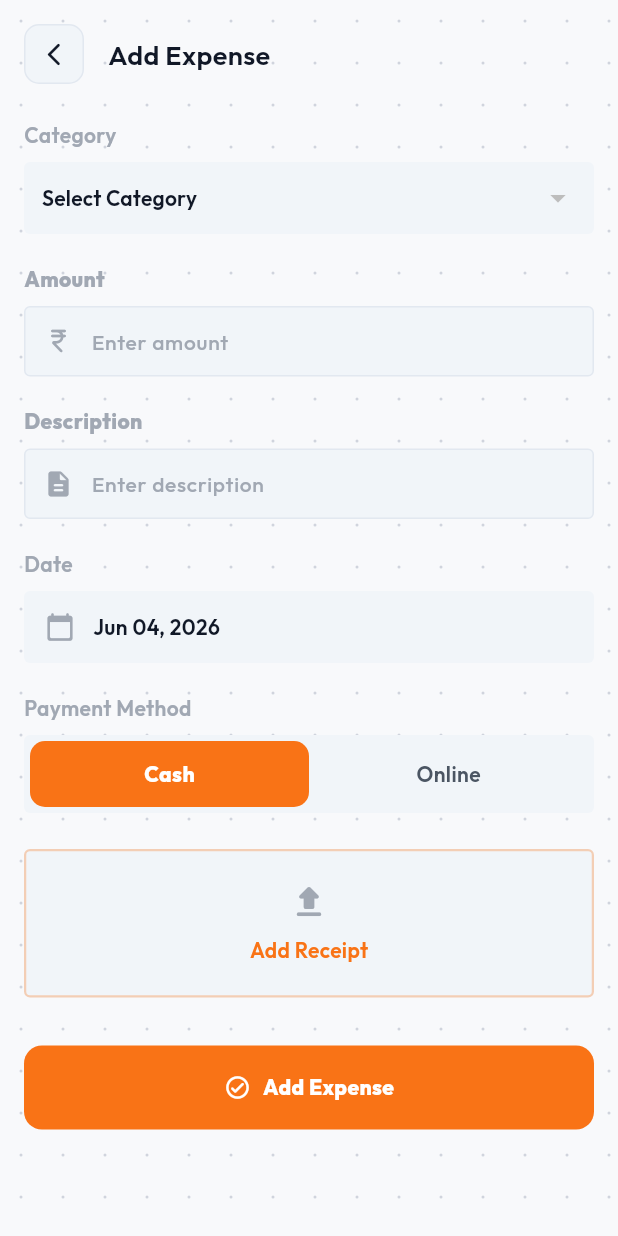
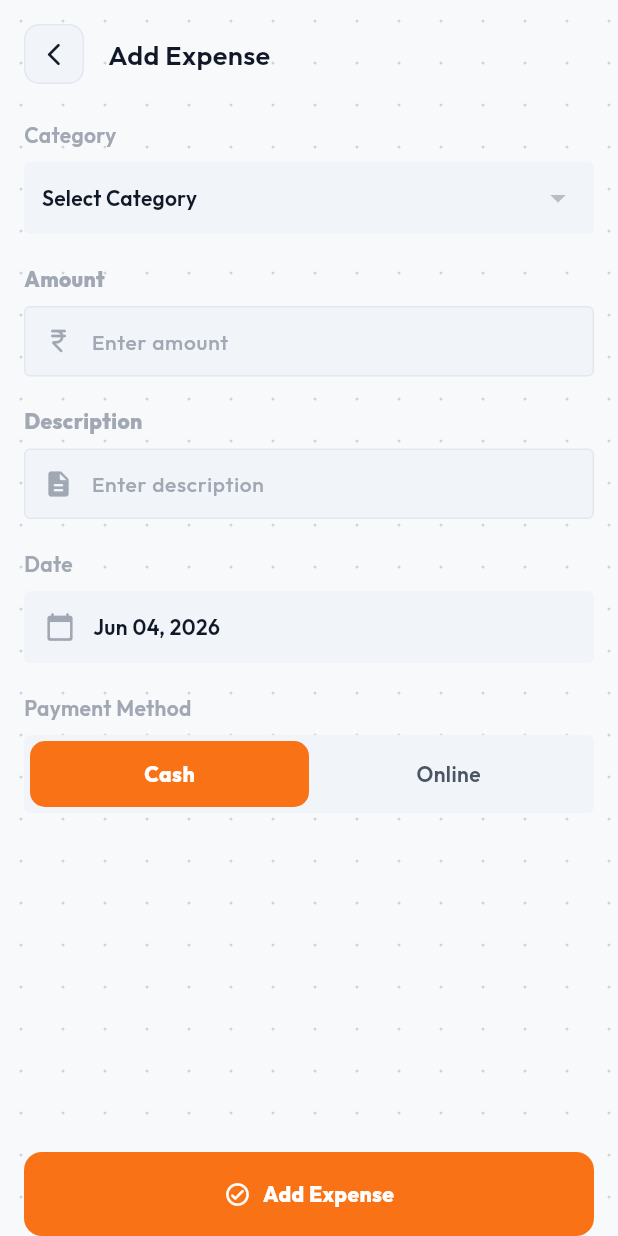
Before and after one commit to chiragsathwarainfotech/tuoora, a Flutter app: the AddExpenseScreen screen opened by its route, on a phone screen of 412 x 824 dp. Run offline on Flutter 3.47's test engine with Material 3 defaults, Android fonts, the light colour scheme and no system bars; our stand-ins replace cached_network_image, chewie, file_picker, firebase_core, firebase_messaging, flutter_local_notifications and 11 more; missing offline and left inert: record, webview_flutter_android, webview_flutter_wkwebview; accounts and stored records are empty; network calls fail.

Commit message:
Refined lead, expense, and student management features with UI improvements and model updates:
- **Expense Management**:
    - Removed receipt attachment functionality, including `file_picker` integration and related controller logic.
    - Simplified `AddExpenseScreen` layout and removed the receipt upload button.
- **Lead & Note Management**:
    - Removed initial interaction note fields from the lead creation workflow to simplify lead entry.
    - Implemented dynamic button labels ("Edit" vs "Save") in `AddEditNoteScreen` and `AddEditLeadScreen`.
    - Updated `LeadsController` to bypass note validation when creating a lead.
- **Student & Staff UI**:
    - Updated `StudentModel` and `StudentProfileScreen` to support and display `enrollmentID`.
    - Simplified staff list cards and profile views by removing role displays and adjusting typography.
    - Updated `AssignToBatchScreen` with more concise button labeling and improved list formatting.
- **Reporting & Strings**:
    - Corrected fee reporting logic in `BatchReportDetailScreen` to display `paidAmount` instead of `totalAmount`.
    - Refactored `AppStrings` to provide shorter, more direct labels for save actions and status indicators across the app.
    - Adjusted font sizes and colors in `SalaryHistoryScreen` and `LeadDetailsScreen` for better readability.

```diff
--- a/lib/core/constants/app_strings.dart
+++ b/lib/core/constants/app_strings.dart
@@ -34,7 +34,7 @@ class AppStrings {
   static const String instStudentDobLabel = 'DOB';
   static const String instSelectDobHint = 'Select DOB';
   static const String instFeeTransactionHistoryTitle = 'Transaction History';
-  static const String instConfirmBtn = 'Confirm and Save Student';
+  static const String instConfirmBtn = 'Save Student';
   static const String instStudentPhotoLabel = 'Student Photo';
   static const String instStudentPhotoHint =
       'Upload student photo for digital ID';
@@ -55,7 +55,7 @@ class AppStrings {
   static const String instAutoReceiptDesc =
       'Receipt #FE-2023-1024 will be generated\nautomatically.';
   static const String instPreviewReceipt = 'Preview Receipt';
-  static const String instSaveFeeBtn = 'Save Fee Record';
+  static const String instSaveFeeBtn = 'Save Record';
 
   // Institute Batch Details
   static const String instBatchDetailsTitle = 'Batch Details';
@@ -106,7 +106,7 @@ class AppStrings {
   static const String instClosedLabel = 'CLOSED';
   static const String instSubmissionsLabel = 'Submissions';
   static const String instHomeworkRatingTitle = 'Homework Rating';
-  static const String instGradingProgressLabel = 'Grading Progress';
+  static const String instGradingProgressLabel = 'Assignment Submitted';
   static const String instSubmittedTag = 'SUBMITTED';
   static const String instFilterAll = 'All';
   static const String instBatchHomeworkTitle = 'Batch Homework';
@@ -448,7 +448,6 @@ class AppStrings {
   static const String studentsAssigned = 'Students assigned';
   static const String failedToAssignStudents = 'Failed to assign students';
   static const String assignToBatch = 'Assign to Batch';
-  static const String confirmSaveAssignment = 'Confirm & Save Assignment';
   static const String searchAndAddStudentsToThis =
       'Search and add students to this batch';
   static const String noStudentsSelectedYet = 'No students selected yet';
@@ -504,7 +503,7 @@ class AppStrings {
   static const String addAttachmentImagePdf = 'Add Attachment (Image/PDF)';
   static const String editInstituteProfile = 'Edit Institute Profile';
   static const String instituteInformation = 'INSTITUTE INFORMATION';
-  static const String saveProfileChanges = 'Save Profile Changes';
+  static const String saveProfileChanges = 'Save Changes';
   static const String expenseAnalysis = 'Expense Analysis';
   static const String categoriesBreakdown = 'Categories Breakdown';
   static const String noDataForThisMonth = 'No Data for this month';
@@ -879,7 +878,7 @@ class AppStrings {
 
   // Institute Record Fee screen
   static const String pendingFeesLabel = 'Pending Fees:';
-  static const String studentInformationLabel = 'Student Information';
+  static const String studentInformationLabel = 'Student name';
   static const String feeDateLabel = 'Fee Date';
 
   // Institute UPI Payment Settings (edit + profile-view card)
--- a/lib/data/models/student_model.dart
+++ b/lib/data/models/student_model.dart
@@ -4,6 +4,7 @@ class Student {
   final String email;
   final String phone;
   final int instituteId;
+  final String? enrollmentID;
   final int? parentId;
   final int? batchId;
   final String standard;
@@ -27,6 +28,7 @@ class Student {
     required this.email,
     required this.phone,
     required this.instituteId,
+    this.enrollmentID,
     this.parentId,
     this.batchId,
     required this.standard,
@@ -64,6 +66,7 @@ class Student {
       email: json['email']?.toString() ?? '',
       phone: json['phone']?.toString() ?? '',
       instituteId: safeInt(json['institute_id']),
+      enrollmentID: json['enrollment_id'],
       parentId: safeNullableInt(json['parent_id']),
       batchId: safeNullableInt(json['batch_id']),
       standard: json['standard']?.toString() ?? '',
@@ -98,6 +101,7 @@ class Student {
       'email': email,
       'phone': phone,
       'institute_id': instituteId,
+      'enrollment_id': enrollmentID,
       'parent_id': parentId,
       'batch_id': batchId,
       'standard': standard,
--- a/lib/presentation/institute/view/add_edit_note_screen.dart
+++ b/lib/presentation/institute/view/add_edit_note_screen.dart
@@ -183,7 +183,9 @@ class AddEditNoteScreen extends GetView<NotesController> {
         padding: AppSpacing.all24,
         child: Obx(
           () => AppButton(
-            label: AppStrings.instSaveNoteBtn,
+            label: controller.editingNoteId.value != null
+                ? AppStrings.instEditNoteTitle
+                : AppStrings.instSaveNoteBtn,
             onPressed: () => controller.saveNote(),
             isLoading: controller.isLoading.value,
             borderRadius: 16,
--- a/lib/presentation/institute/view/add_expense_screen.dart
+++ b/lib/presentation/institute/view/add_expense_screen.dart
@@ -20,21 +20,24 @@ class AddExpenseScreen extends GetView<ExpenseController> {
     return Scaffold(
       backgroundColor: AppColors.scaffoldBg,
       body: SafeArea(
-        child: Column(
+        child: Stack(
+          children: [
+            Column(
               children: [
                 const InstituteAppBar(title: AppStrings.addExpense),
                 Expanded(
                   child: SingleChildScrollView(
-                padding: AppSpacing.all16,
+                    padding: AppSpacing.x16.add(AppSpacing.y16),
                     child: Column(
-                  children: [
-                    _buildForm(context),
-                    AppSpacing.v32,
-                    SafeArea(
-                      top: false,
-                      minimum: const EdgeInsets.only(bottom: 16),
-                      child: Obx(
-                        () => AppButton(
+                      crossAxisAlignment: CrossAxisAlignment.stretch,
+                      children: [_buildForm(context)],
+                    ),
+                  ),
+                ),
+                Obx(
+                  () => Padding(
+                    padding: AppSpacing.x16,
+                    child: AppButton(
                       onPressed: () => controller.addExpense(),
                       label: AppStrings.addExpense,
                       icon: Icons.check_circle_outline_rounded,
@@ -43,8 +46,6 @@ class AddExpenseScreen extends GetView<ExpenseController> {
                   ),
                 ),
               ],
-                ),
-              ),
             ),
           ],
         ),
@@ -83,7 +84,6 @@ class AddExpenseScreen extends GetView<ExpenseController> {
         AppSpacing.v20,
         _buildPaymentTypeToggle(),
         AppSpacing.v24,
-        _buildAddReceiptButton(),
       ],
     );
   }
@@ -283,48 +283,4 @@ class AddExpenseScreen extends GetView<ExpenseController> {
       ),
     );
   }
-
-  Widget _buildAddReceiptButton() {
-    return GestureDetector(
-      onTap: () => controller.pickReceipt(),
-      child: Obx(
-        () => Container(
-          width: double.infinity,
-          padding: const EdgeInsets.symmetric(vertical: 20),
-          decoration: BoxDecoration(
-            color: AppColors.fieldBg,
-            borderRadius: BorderRadius.circular(InputStyles.borderRadius),
-            border: Border.all(
-              color: AppColors.primaryBrand.withValues(alpha: 0.3),
-              width: 1.5,
-            ),
-          ),
-          child: Column(
-            children: [
-              Icon(
-                controller.selectedReceiptPath.value != null
-                    ? Icons.check_circle_rounded
-                    : Icons.file_upload_rounded,
-                color: AppColors.fieldLabel,
-                size: 28,
-              ),
-              AppSpacing.v8,
-              Text(
-                controller.selectedReceiptPath.value != null
-                    ? controller.selectedReceiptPath.value!.split('/').last
-                    : 'Add Receipt',
-                style: AppTextStyles.outfit(
-                  fontSize: 14,
-                  fontWeight: FontWeight.w600,
-                  color: AppColors.primaryBrand,
-                ),
-                maxLines: 1,
-                overflow: TextOverflow.ellipsis,
-              ),
-            ],
-          ),
-        ),
-      ),
-    );
 }
-}
--- a/lib/presentation/institute/view/assign_to_batch_screen.dart
+++ b/lib/presentation/institute/view/assign_to_batch_screen.dart
@@ -211,7 +211,7 @@ class AssignToBatchScreen extends StatelessWidget {
                         padding: AppSpacing.all16,
                         child: Obx(
                           () => AppButton(
-                            label: AppStrings.confirmSaveAssignment,
+                            label: AppStrings.assignStudent,
                             icon: Icons.check_circle_rounded,
                             isLoading: controller.isLoading.value,
                             isDisabled: controller.selectedStudents.isEmpty,
--- a/lib/presentation/institute/view/batch_report_detail_screen.dart
+++ b/lib/presentation/institute/view/batch_report_detail_screen.dart
@@ -78,7 +78,7 @@ class BatchReportDetailScreen extends StatelessWidget {
     if (reportType == 'Fee') {
       final summary = controller.batchFeeDetail.value?.summary;
       title = 'Batch Collected Total';
-      value = '₹${summary?.totalAmount.toStringAsFixed(0) ?? '0'}';
+      value = '₹${summary?.paidAmount.toStringAsFixed(0) ?? '0'}';
     } else if (reportType == 'Attendance') {
       final summary = controller.batchAttendanceDetail.value?.summary;
       final total = summary?.total ?? 1;
--- a/lib/presentation/institute/view/batch_resources_screen.dart
+++ b/lib/presentation/institute/view/batch_resources_screen.dart
@@ -16,6 +16,7 @@ import 'package:tuoora/core/widgets/app_empty_view.dart';
 import 'package:flutter/material.dart';
 import 'package:get/get.dart';
 import 'package:intl/intl.dart';
+import 'package:tuoora/presentation/institute/widgets/institute_label.dart';
 
 class BatchResourcesScreen extends StatelessWidget {
   const BatchResourcesScreen({super.key});
@@ -213,6 +214,8 @@ class BatchResourcesScreen extends StatelessWidget {
             maxLines: 3,
           ),
           AppSpacing.v24,
+          const InstituteLabel(AppStrings.attachments),
+          AppSpacing.v4,
           _buildAttachmentButton(controller),
         ],
       ),
--- a/lib/presentation/institute/view/institute_profile_view_screen.dart
+++ b/lib/presentation/institute/view/institute_profile_view_screen.dart
@@ -476,7 +476,6 @@ class InstituteProfileViewScreen extends StatelessWidget {
     );
   }
 
-  // ----------------------------------------------------- support section
   Widget _buildSupportCard() {
     return _card(
       child: Column(
--- a/lib/presentation/institute/view/institute_signup_screen.dart
+++ b/lib/presentation/institute/view/institute_signup_screen.dart
@@ -147,7 +147,7 @@ class InstituteSignupScreen extends GetView<SignupController> {
                           AppStrings.alreadyHaveAnAccount,
                           style: AppTextStyles.outfit(
                             fontSize: 14,
-                            color: AppColors.blueSapphire,
+                            color: AppColors.fieldLabel,
                           ),
                         ),
                         GestureDetector(
--- a/lib/presentation/institute/view/lead_details_screen.dart
+++ b/lib/presentation/institute/view/lead_details_screen.dart
@@ -110,7 +110,7 @@ class LeadDetailsScreen extends GetView<LeadsController> {
               Text(
                 label,
                 style: AppTextStyles.outfit(
-                  fontSize: 10,
+                  fontSize: 12,
                   fontWeight: FontWeight.w600,
                   color: AppColors.textTertiary,
                   letterSpacing: 1.0,
--- a/lib/presentation/institute/view/record_fee_screen.dart
+++ b/lib/presentation/institute/view/record_fee_screen.dart
@@ -689,7 +689,7 @@ class RecordFeeScreen extends GetView<RecordFeeController> {
 
   Widget _buildFixedFooterButton() {
     return Container(
-      padding: AppSpacing.cardPadding,
+      padding: AppSpacing.x16,
       child: AppButton(
         label: AppStrings.instSaveFeeBtn,
         onPressed: () => controller.saveRecord(),
--- a/lib/presentation/institute/view/student_profile_screen.dart
+++ b/lib/presentation/institute/view/student_profile_screen.dart
@@ -29,7 +29,7 @@ class StudentProfileScreen extends GetView<InstituteStudentController> {
             Obx(() {
               final student = controller.currentStudent.value;
               final name = student?.name ?? "";
-              final id = student?.id.toString() ?? "";
+              final id = student?.enrollmentID.toString() ?? "";
               final imageUrl = student?.imageUrl ?? "";
               final grade = student?.grade ?? '-';
               return Column(
```
Also changed, not shown: lib/presentation/institute/controllers/expense_controller.dart (+2 -21 lines), lib/presentation/institute/controllers/leads_controller.dart (+15 -17 lines), lib/presentation/institute/view/add_edit_lead_screen.dart (+4 -66 lines), lib/presentation/institute/view/salary_history_screen.dart (+3 -4 lines), lib/presentation/institute/view/staff_list_screen.dart (+2 -20 lines), lib/presentation/institute/view/staff_profile_screen.dart (+1 -9 lines). Lines whose indentation alone changed are shown as unchanged.
